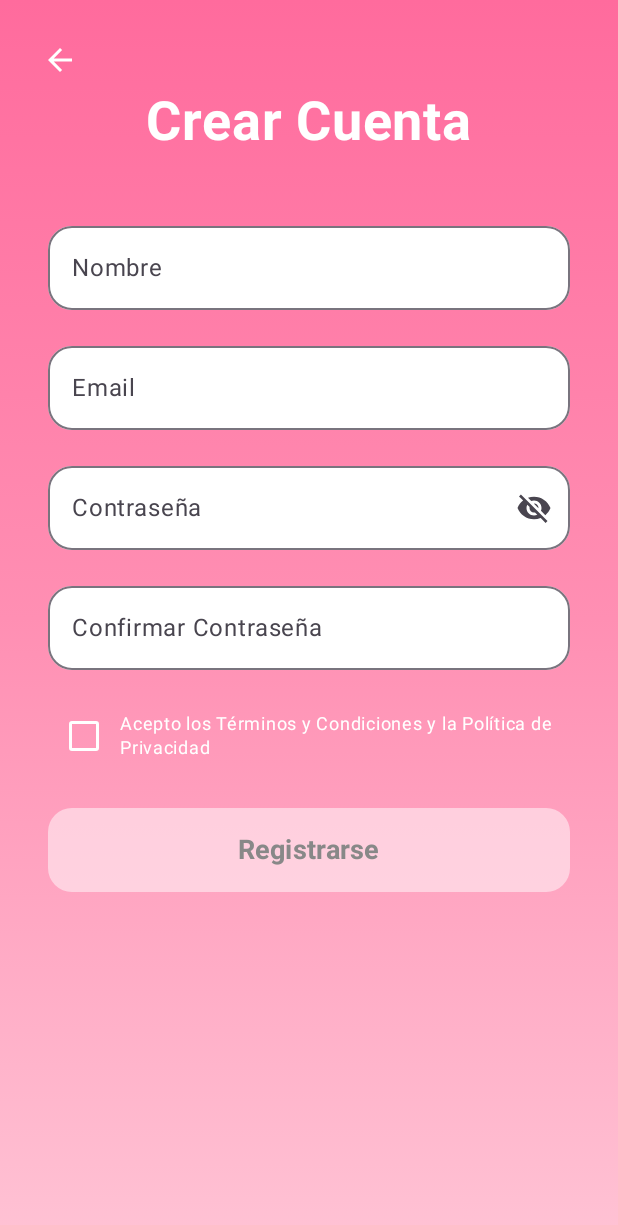
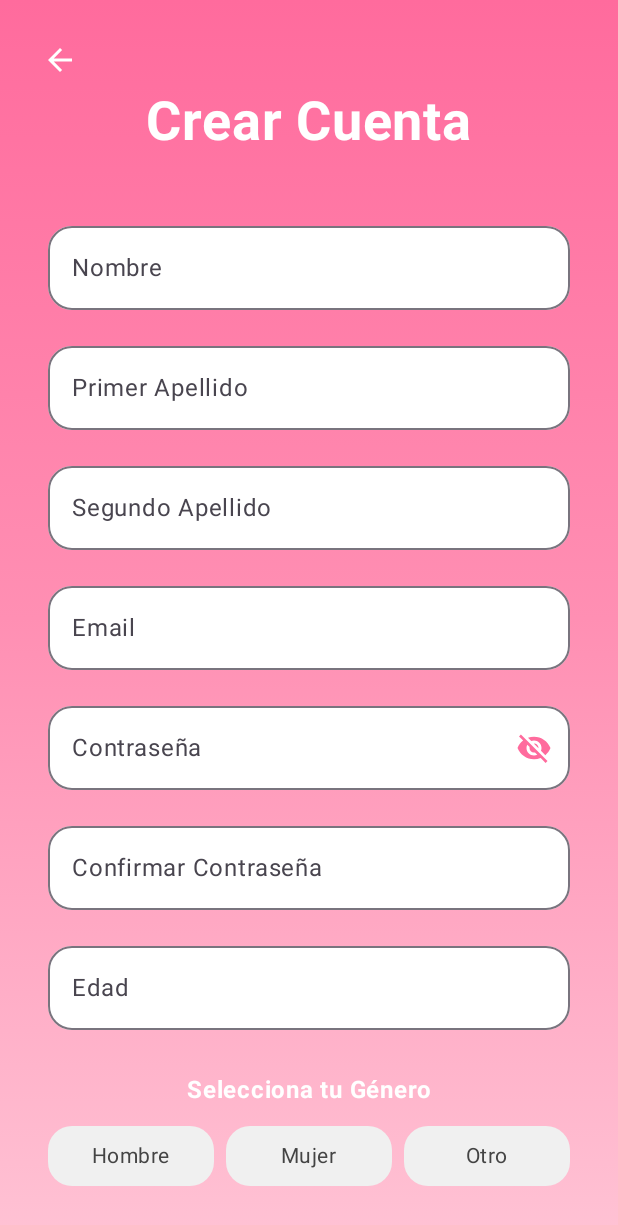
Before and after one commit to charlesog/FlirtFLip, an Android app built with Jetpack Compose: the SignUpScreen screen opened through its navigation route, on a phone screen of 412 x 824 dp. Shown: the top 1225 px of the screen. Run offline under Robolectric (Android 15) with nearby library versions, the phone set to English and light mode, and no system bars; our stand-ins replace Firebase (no records; nobody signed in at launch, a user with empty details on screens opened directly).

Commit message:
add gender, age and surnames in 'SignUpScreen'

```diff
--- a/app/src/main/AndroidManifest.xml
+++ b/app/src/main/AndroidManifest.xml
@@ -14,7 +14,6 @@
             android:name=".MainActivity"
             android:exported="true"
             android:theme="@style/Theme.FlirtFlip"
-
             >
             <intent-filter>
                 <action android:name="android.intent.action.MAIN" />
--- a/app/src/main/java/com/example/flirtflip/model/User.kt
+++ b/app/src/main/java/com/example/flirtflip/model/User.kt
@@ -6,7 +6,7 @@ data class User(
     val firstSurname: String = "",
     val secondSurname: String = "",
     val email: String = "",
-    val age: Int = 18,
+    val age: Int = 0,
     //'M' = Masculino, 'F' = Femenino, 'U' = Undefined
     val gender: Char = 'U',
     val profile: Profile = Profile()
--- a/app/src/main/java/com/example/flirtflip/ui/screens/SignUpScreen.kt
+++ b/app/src/main/java/com/example/flirtflip/ui/screens/SignUpScreen.kt
@@ -26,6 +26,7 @@ import androidx.compose.ui.unit.dp
 import androidx.compose.ui.unit.sp
 import com.google.firebase.auth.FirebaseAuth
 import com.google.firebase.firestore.FirebaseFirestore
+import kotlinx.coroutines.delay
 
 @OptIn(ExperimentalMaterial3Api::class)
 @Composable
@@ -34,10 +35,18 @@ fun SignUpScreen(
     onSignUpSuccess: () -> Unit = {}
 ) {
     var name by remember { mutableStateOf("") }
+    var firstSurname by remember { mutableStateOf("") }
+    var secondSurname by remember { mutableStateOf("") }
     var email by remember { mutableStateOf("") }
+    var age by remember { mutableStateOf("") }
+
+    var gender by remember { mutableStateOf("") }
+
+    var selectedGender by remember { mutableStateOf("") }
     var password by remember { mutableStateOf("") }
     var confirmPassword by remember { mutableStateOf("") }
     var passwordVisible by remember { mutableStateOf(false) }
+
     var acceptedTerms by remember { mutableStateOf(false) } // <--- Estado de los términos
 
     val auth = FirebaseAuth.getInstance()
@@ -48,32 +57,60 @@ fun SignUpScreen(
     Box(
         modifier = Modifier.fillMaxSize().background(
             brush = Brush.verticalGradient(
-                colors = listOf(Color(0xFFFF6B9D), Color(0xFFFF8FB3), Color(0xFFFFC2D4))
+                colors = listOf(Color(0xFFFF6B9D),
+                    Color(0xFFFF8FB3), Color(0xFFFFC2D4))
             )
         )
     ) {
         Column(
-            modifier = Modifier.fillMaxSize().verticalScroll(scrollState).padding(horizontal = 32.dp),
+            modifier = Modifier.fillMaxSize().verticalScroll(scrollState)
+                .padding(horizontal = 32.dp),
             horizontalAlignment = Alignment.CenterHorizontally
         ) {
             Spacer(modifier = Modifier.height(60.dp))
-            Text(text = "Crear Cuenta", fontSize = 36.sp, fontWeight = FontWeight.Bold, color = Color.White)
+            Text(text = "Crear Cuenta", fontSize = 36.sp, fontWeight = FontWeight.Bold,
+                color = Color.White)
             Spacer(modifier = Modifier.height(40.dp))
 
-            // Campo Nombre
             OutlinedTextField(
                 value = name,
                 onValueChange = { name = it },
                 label = { Text("Nombre") },
                 modifier = Modifier.fillMaxWidth(),
-                colors = OutlinedTextFieldDefaults.colors(focusedContainerColor = Color.White, unfocusedContainerColor = Color.White),
+                colors = OutlinedTextFieldDefaults.colors(focusedContainerColor = Color.White,
+                    unfocusedContainerColor = Color.White),
                 shape = RoundedCornerShape(16.dp),
                 singleLine = true
             )
 
             Spacer(modifier = Modifier.height(16.dp))
 
-            // Campo Email
+            OutlinedTextField(
+                value = firstSurname,
+                onValueChange = { firstSurname = it},
+                label = { Text("Primer Apellido") },
+                modifier = Modifier.fillMaxWidth(),
+                colors = OutlinedTextFieldDefaults.colors(focusedContainerColor = Color.White,
+                    unfocusedContainerColor = Color.White),
+                shape = RoundedCornerShape(16.dp),
+                singleLine = true
+            )
+
+            Spacer(modifier = Modifier.height(16.dp))
+
+            OutlinedTextField(
+                value = secondSurname,
+                onValueChange = { secondSurname = it},
+                label = { Text("Segundo Apellido") },
+                modifier = Modifier.fillMaxSize(),
+                colors = OutlinedTextFieldDefaults.colors(focusedContainerColor = Color.White,
+                    unfocusedContainerColor = Color.White),
+                shape = RoundedCornerShape(16.dp),
+                singleLine = true
+            )
+
+            Spacer(modifier = Modifier.height(16.dp))
+
             OutlinedTextField(
                 value = email,
                 onValueChange = { email = it },
@@ -87,19 +124,23 @@ fun SignUpScreen(
 
             Spacer(modifier = Modifier.height(16.dp))
 
-            // Campo Contraseña
             OutlinedTextField(
                 value = password,
                 onValueChange = { password = it },
                 label = { Text("Contraseña") },
                 modifier = Modifier.fillMaxWidth(),
-                visualTransformation = if (passwordVisible) VisualTransformation.None else PasswordVisualTransformation(),
+                visualTransformation = if (passwordVisible) VisualTransformation.None
+                else PasswordVisualTransformation(),
                 trailingIcon = {
                     IconButton(onClick = { passwordVisible = !passwordVisible }) {
-                        Icon(imageVector = if (passwordVisible) Icons.Filled.Visibility else Icons.Filled.VisibilityOff, contentDescription = null)
+                        Icon(imageVector = if (passwordVisible) Icons.Filled.Visibility
+                        else Icons.Filled.VisibilityOff,
+                            contentDescription = if (passwordVisible) "Ocultar contraseña"
+                            else "Mostrar contraseña", tint = Color(0xFFFF6B9D))
                     }
                 },
-                colors = OutlinedTextFieldDefaults.colors(focusedContainerColor = Color.White, unfocusedContainerColor = Color.White),
+                colors = OutlinedTextFieldDefaults.colors(focusedContainerColor = Color.White,
+                    unfocusedContainerColor = Color.White),
                 shape = RoundedCornerShape(16.dp),
                 keyboardOptions = KeyboardOptions(keyboardType = KeyboardType.Password),
                 singleLine = true
@@ -107,22 +148,96 @@ fun SignUpScreen(
 
             Spacer(modifier = Modifier.height(16.dp))
 
-            // Campo Confirmar Contraseña
             OutlinedTextField(
                 value = confirmPassword,
                 onValueChange = { confirmPassword = it },
                 label = { Text("Confirmar Contraseña") },
                 modifier = Modifier.fillMaxWidth(),
                 visualTransformation = PasswordVisualTransformation(),
-                colors = OutlinedTextFieldDefaults.colors(focusedContainerColor = Color.White, unfocusedContainerColor = Color.White),
+                colors = OutlinedTextFieldDefaults.colors(focusedContainerColor = Color.White,
+                    unfocusedContainerColor = Color.White),
                 shape = RoundedCornerShape(16.dp),
                 keyboardOptions = KeyboardOptions(keyboardType = KeyboardType.Password),
                 singleLine = true
             )
 
+            Spacer(modifier = Modifier.height(16.dp))
+
+            OutlinedTextField(
+                value = age,
+                onValueChange = {
+                    if (it.all { char -> char.isDigit() } && it.length <= 2) { age = it }
+                                },
+                label = { Text("Edad") },
+                modifier = Modifier.fillMaxWidth(),
+                colors = OutlinedTextFieldDefaults.colors(focusedContainerColor = Color.White,
+                    unfocusedContainerColor = Color.White),
+                shape = RoundedCornerShape(16.dp),
+                isError = age.isNotEmpty() && (age.toIntOrNull() ?: 0 ) < 18,
+                keyboardOptions = KeyboardOptions(keyboardType = KeyboardType.Number),
+                singleLine = true
+            )
+
+            LaunchedEffect(age) {
+                if (age.isNotEmpty() && (age.toIntOrNull() ?: 0) < 18) {
+                    delay(2000)
+                    Toast.makeText(
+                        context, "Debes ser mayor de 18 años para usar FlirtFlip",
+                        Toast.LENGTH_SHORT
+                    ).show()
+                }
+            }
+
+            Spacer(modifier = Modifier.height(16.dp))
+
+            Column(
+                modifier = Modifier
+                    .fillMaxWidth()
+                    .padding(vertical = 12.dp),
+                horizontalAlignment = Alignment.CenterHorizontally
+            ) {
+                Text(
+                    text = "Selecciona tu Género",
+                    color = Color.White,
+                    fontSize = 16.sp,
+                    fontWeight = FontWeight.Bold,
+                    modifier = Modifier.padding(bottom = 8.dp),
+                )
+
+                Row(
+                    modifier = Modifier.fillMaxWidth(),
+                    horizontalArrangement = Arrangement.spacedBy(8.dp) // Es mejor 'spacedBy' para que no se peguen a los bordes
+                ) {
+                    val options = listOf("Hombre", "Mujer", "Otro")
+
+                    options.forEach { option ->
+                        val isSelected = selectedGender == option
+
+                        Button(
+                            onClick = {
+                                selectedGender = option
+                                gender = option[0].toString()
+                            },
+                            modifier = Modifier.weight(1f),
+                            shape = RoundedCornerShape(16.dp),
+                            colors = ButtonDefaults.buttonColors(
+                                containerColor = if (isSelected) Color(0xFFFF5A60) else Color(0xFFF0F0F0),
+                                contentColor = if (isSelected) Color.White else Color.DarkGray
+                            ),
+                            elevation = ButtonDefaults.buttonElevation(defaultElevation = 0.dp)
+                        ) {
+                            Text(
+                                text = option,
+                                style = MaterialTheme.typography.bodyMedium,
+                                fontWeight = if (isSelected) FontWeight.Bold else FontWeight.Normal
+                            )
+                        }
+                    }
+                }
+            }
+
             Spacer(modifier = Modifier.height(20.dp))
 
-            // FILA DE TÉRMINOS Y CONDICIONES
             Row(
                 verticalAlignment = Alignment.CenterVertically,
                 modifier = Modifier.fillMaxWidth()
```
